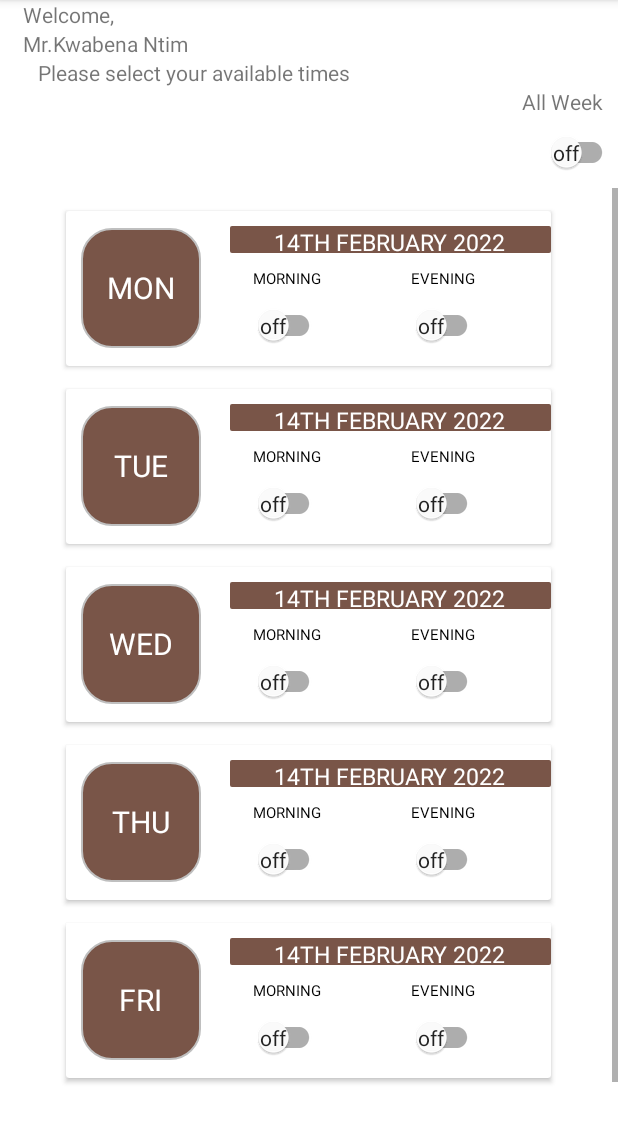
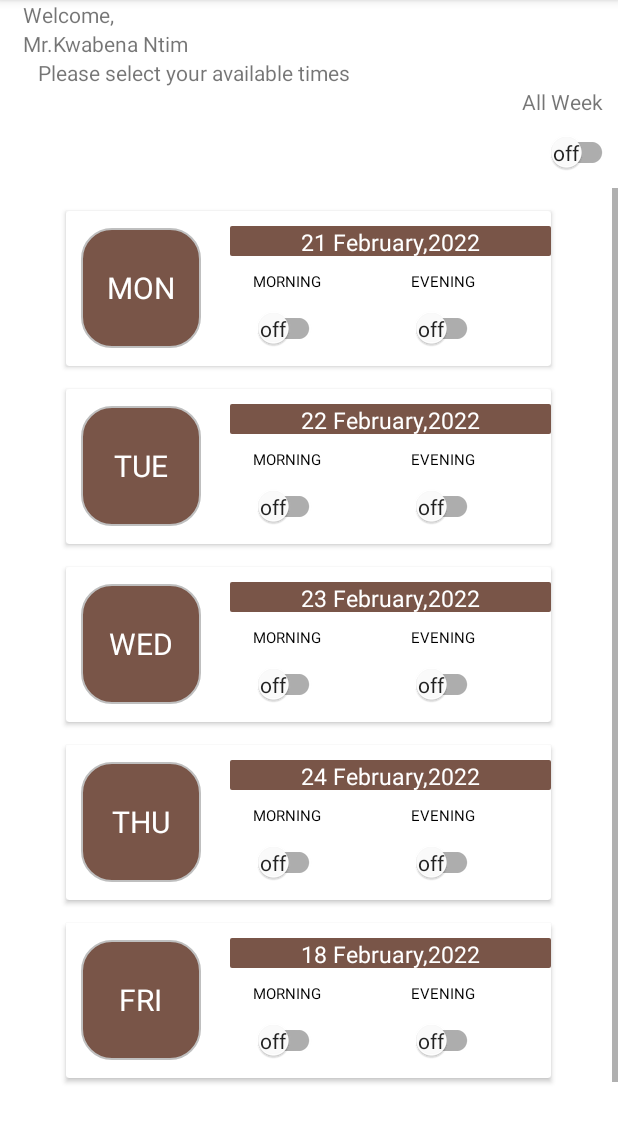
Before and after one commit to Studiosnlabs/cocobodbusapp, an Android app: the Driver_schedule screen opened directly, with no data from a screen before it, on a phone screen of 412 x 824 dp, the part 84-1227 px from its top. Run offline under Robolectric (Android 15) with nearby library versions, the phone set to English and light mode, and no system bars; libraries missing offline, so code that uses them is left out: com.parse.

Commit message:
Completed date manipulation

```diff
--- a/app/src/main/java/com/example/cocobodbusapp/Driver_schedule.java
+++ b/app/src/main/java/com/example/cocobodbusapp/Driver_schedule.java
@@ -5,6 +5,8 @@ import androidx.appcompat.app.AppCompatActivity;
 import android.os.Bundle;
 import android.util.Log;
 import android.widget.CompoundButton;
+import android.widget.EditText;
+import android.widget.TextView;
 import android.widget.Toast;
 
 import com.google.android.material.switchmaterial.SwitchMaterial;
@@ -34,7 +36,13 @@ public class Driver_schedule extends AppCompatActivity {
     SwitchMaterial fridayMorning;
     SwitchMaterial fridayEvening;
 
-    public void mondayDate(){
+    TextView mondayDate;
+    TextView tuesdayDate;
+    TextView wednesdayDate;
+    TextView thursdayDate;
+    TextView fridayDate;
+
+    public void mondayDate(TextView mondayDateLabel){
 
         Calendar calendar=Calendar.getInstance();
 
@@ -61,6 +69,7 @@ public class Driver_schedule extends AppCompatActivity {
                 Date date1=calendar.getTime();
                 String dateSunday=simpleDateFormat.format(date1);
                 Log.d(TAG, "mondayDate: "+dateSunday);
+                mondayDateLabel.setText(dateSunday);
 
                 break;
 
@@ -69,6 +78,7 @@ public class Driver_schedule extends AppCompatActivity {
                 Date date2=calendar.getTime();
                 String dateTuesday=simpleDateFormat.format(date2);
                 Log.d(TAG, "mondayDate: "+dateTuesday);
+                mondayDateLabel.setText(dateTuesday);
 
                 break;
 
@@ -77,6 +87,7 @@ public class Driver_schedule extends AppCompatActivity {
                 Date date3=calendar.getTime();
                 String dateWednesday=simpleDateFormat.format(date3);
                 Log.d(TAG, "mondayDate: "+dateWednesday);
+                mondayDateLabel.setText(dateWednesday);
 
                 break;
 
@@ -85,6 +96,7 @@ public class Driver_schedule extends AppCompatActivity {
                 Date date4=calendar.getTime();
                 String dateThursday=simpleDateFormat.format(date4);
                 Log.d(TAG, "mondayDate: "+dateThursday);
+                mondayDateLabel.setText(dateThursday);
 
                 break;
 
@@ -93,6 +105,7 @@ public class Driver_schedule extends AppCompatActivity {
                 Date date5=calendar.getTime();
                 String dateFriday=simpleDateFormat.format(date5);
                 Log.d(TAG, "mondayDate: "+dateFriday);
+                mondayDateLabel.setText(dateFriday);
 
                 break;
 
@@ -101,6 +114,193 @@ public class Driver_schedule extends AppCompatActivity {
                 Date date6=calendar.getTime();
                 String dateSaturday=simpleDateFormat.format(date6);
                 Log.d(TAG, "mondayDate: "+dateSaturday);
+                mondayDateLabel.setText(dateSaturday);
+
+                break;
+
+            case Calendar.MONDAY:
+                Date date7=calendar.getTime();
+                String today5=simpleDateFormat.format(date7);
+                Log.d(TAG, "mondayDate: "+today5);
+                mondayDateLabel.setText(today5);
+
+                break;
+
+
+        }
+
+    }
+
+    public void tuesdayDate(TextView mondayDateLabel){
+
+        Calendar calendar=Calendar.getInstance();
+
+        Date now =new Date();
+        calendar.setTime(now);
+
+
+        int day=calendar.get(Calendar.DAY_OF_MONTH);
+        int dayNum=calendar.get(Calendar.DAY_OF_WEEK);
+
+
+        //int day=calendar.getFirstDayOfWeek();
+
+        String Monday= Integer.toString(day);
+        Log.d(TAG, "mondayDate: "+Monday);
+        Log.d(TAG, "mondayNum: "+dayNum);
+        SimpleDateFormat simpleDateFormat= new SimpleDateFormat("dd MMMM,yyyy");
+
+        switch(dayNum){
+
+
+            case Calendar.SUNDAY:
+                calendar.add(Calendar.DATE,2);
+                Date date1=calendar.getTime();
+                String dateSunday=simpleDateFormat.format(date1);
+                Log.d(TAG, "mondayDate: "+dateSunday);
+                mondayDateLabel.setText(dateSunday);
+
+                break;
+
+            case Calendar.MONDAY:
+                calendar.add(Calendar.DATE,1);
+                Date date2=calendar.getTime();
+                String dateTuesday=simpleDateFormat.format(date2);
+                Log.d(TAG, "mondayDate: "+dateTuesday);
+                mondayDateLabel.setText(dateTuesday);
+
+                break;
+
+            case Calendar.WEDNESDAY:
+                calendar.add(Calendar.DATE,6);
+                Date date3=calendar.getTime();
+                String dateWednesday=simpleDateFormat.format(date3);
+                Log.d(TAG, "mondayDate: "+dateWednesday);
+                mondayDateLabel.setText(dateWednesday);
+
+                break;
+
+            case Calendar.THURSDAY:
+                calendar.add(Calendar.DATE,5);
+                Date date4=calendar.getTime();
+                String dateThursday=simpleDateFormat.format(date4);
+                Log.d(TAG, "mondayDate: "+dateThursday);
+                mondayDateLabel.setText(dateThursday);
+
+                break;
+
+            case Calendar.FRIDAY:
+                calendar.add(Calendar.DATE,4);
+                Date date5=calendar.getTime();
+                String dateFriday=simpleDateFormat.format(date5);
+                Log.d(TAG, "mondayDate: "+dateFriday);
+                mondayDateLabel.setText(dateFriday);
+
+                break;
+
+            case Calendar.SATURDAY:
+                calendar.add(Calendar.DATE,3);
+                Date date6=calendar.getTime();
+                String dateSaturday=simpleDateFormat.format(date6);
+                Log.d(TAG, "mondayDate: "+dateSaturday);
+                mondayDateLabel.setText(dateSaturday);
+
+                break;
+
+            case Calendar.TUESDAY:
+                Date date7=calendar.getTime();
+                String today5=simpleDateFormat.format(date7);
+                Log.d(TAG, "mondayDate: "+today5);
+                mondayDateLabel.setText(today5);
+
+                break;
+
+
+        }
+
+    }
+
+    public void wednesdayDate(TextView mondayDateLabel){
+
+        Calendar calendar=Calendar.getInstance();
+
+        Date now =new Date();
+        calendar.setTime(now);
+
+
+        int day=calendar.get(Calendar.DAY_OF_MONTH);
+        int dayNum=calendar.get(Calendar.DAY_OF_WEEK);
+
+
+        //int day=calendar.getFirstDayOfWeek();
+
+        String Monday= Integer.toString(day);
+        Log.d(TAG, "mondayDate: "+Monday);
+        Log.d(TAG, "mondayNum: "+dayNum);
+        SimpleDateFormat simpleDateFormat= new SimpleDateFormat("dd MMMM,yyyy");
+
+        switch(dayNum){
+
+
+            case Calendar.SUNDAY:
+                calendar.add(Calendar.DATE,3);
+                Date date1=calendar.getTime();
+                String dateSunday=simpleDateFormat.format(date1);
+                Log.d(TAG, "mondayDate: "+dateSunday);
+                mondayDateLabel.setText(dateSunday);
+
+                break;
+
+            case Calendar.TUESDAY:
+                calendar.add(Calendar.DATE,1);
+                Date date2=calendar.getTime();
+                String dateTuesday=simpleDateFormat.format(date2);
+                Log.d(TAG, "mondayDate: "+dateTuesday);
+                mondayDateLabel.setText(dateTuesday);
+
+                break;
+
+            case Calendar.MONDAY:
+                calendar.add(Calendar.DATE,2);
+                Date date3=calendar.getTime();
+                String dateWednesday=simpleDateFormat.format(date3);
+                Log.d(TAG, "mondayDate: "+dateWednesday);
+                mondayDateLabel.setText(dateWednesday);
+
+                break;
+
+            case Calendar.THURSDAY:
+                calendar.add(Calendar.DATE,6);
+                Date date4=calendar.getTime();
+                String dateThursday=simpleDateFormat.format(date4);
+                Log.d(TAG, "mondayDate: "+dateThursday);
+                mondayDateLabel.setText(dateThursday);
+
+                break;
+
+            case Calendar.FRIDAY:
+                calendar.add(Calendar.DATE,5);
+                Date date5=calendar.getTime();
+                String dateFriday=simpleDateFormat.format(date5);
+                Log.d(TAG, "mondayDate: "+dateFriday);
+                mondayDateLabel.setText(dateFriday);
+
+                break;
+
+            case Calendar.SATURDAY:
+                calendar.add(Calendar.DATE,4);
+                Date date6=calendar.getTime();
+                String dateSaturday=simpleDateFormat.format(date6);
+                Log.d(TAG, "mondayDate: "+dateSaturday);
+                mondayDateLabel.setText(dateSaturday);
+
+                break;
+
+            case Calendar.WEDNESDAY:
+                Date date7=calendar.getTime();
+                String today5=simpleDateFormat.format(date7);
+                Log.d(TAG, "mondayDate: "+today5);
+                mondayDateLabel.setText(today5);
 
                 break;
 
@@ -110,12 +310,194 @@ public class Driver_schedule extends AppCompatActivity {
     }
 
 
+    public void thursdayDate(TextView mondayDateLabel){
+
+        Calendar calendar=Calendar.getInstance();
+
+        Date now =new Date();
+        calendar.setTime(now);
+
+
+        int day=calendar.get(Calendar.DAY_OF_MONTH);
+        int dayNum=calendar.get(Calendar.DAY_OF_WEEK);
+
+
+        //int day=calendar.getFirstDayOfWeek();
+
+        String Monday= Integer.toString(day);
+        Log.d(TAG, "mondayDate: "+Monday);
+        Log.d(TAG, "mondayNum: "+dayNum);
+        SimpleDateFormat simpleDateFormat= new SimpleDateFormat("dd MMMM,yyyy");
+
+        switch(dayNum){
+
+
+            case Calendar.SUNDAY:
+                calendar.add(Calendar.DATE,4);
+                Date date1=calendar.getTime();
+                String dateSunday=simpleDateFormat.format(date1);
+                Log.d(TAG, "mondayDate: "+dateSunday);
+                mondayDateLabel.setText(dateSunday);
+
+                break;
+
+            case Calendar.TUESDAY:
+                calendar.add(Calendar.DATE,2);
+                Date date2=calendar.getTime();
+                String dateTuesday=simpleDateFormat.format(date2);
+                Log.d(TAG, "mondayDate: "+dateTuesday);
+                mondayDateLabel.setText(dateTuesday);
+
+                break;
+
+            case Calendar.WEDNESDAY:
+                calendar.add(Calendar.DATE,1);
+                Date date3=calendar.getTime();
+                String dateWednesday=simpleDateFormat.format(date3);
+                Log.d(TAG, "mondayDate: "+dateWednesday);
+                mondayDateLabel.setText(dateWednesday);
+
+                break;
+
+            case Calendar.MONDAY:
+                calendar.add(Calendar.DATE,3);
+                Date date4=calendar.getTime();
+                String dateThursday=simpleDateFormat.format(date4);
+                Log.d(TAG, "mondayDate: "+dateThursday);
+                mondayDateLabel.setText(dateThursday);
+
+                break;
+
+            case Calendar.FRIDAY:
+                calendar.add(Calendar.DATE,6);
+                Date date5=calendar.getTime();
+                String dateFriday=simpleDateFormat.format(date5);
+                Log.d(TAG, "mondayDate: "+dateFriday);
+                mondayDateLabel.setText(dateFriday);
+
+                break;
+
+            case Calendar.SATURDAY:
+                calendar.add(Calendar.DATE,5);
+                Date date6=calendar.getTime();
+                String dateSaturday=simpleDateFormat.format(date6);
+                Log.d(TAG, "mondayDate: "+dateSaturday);
+                mondayDateLabel.setText(dateSaturday);
+
+                break;
+
+            case Calendar.THURSDAY:
+                Date date7=calendar.getTime();
+                String today5=simpleDateFormat.format(date7);
+                Log.d(TAG, "mondayDate: "+today5);
+                mondayDateLabel.setText(today5);
+
+                break;
+
+
+        }
+
+    }
+
+    public void fridayDate(TextView mondayDateLabel){
+
+        Calendar calendar=Calendar.getInstance();
+
+        Date now =new Date();
+        calendar.setTime(now);
+
+
+        int day=calendar.get(Calendar.DAY_OF_MONTH);
+        int dayNum=calendar.get(Calendar.DAY_OF_WEEK);
+
+
+        //int day=calendar.getFirstDayOfWeek();
+
+        String Monday= Integer.toString(day);
+        Log.d(TAG, "mondayDate: "+Monday);
+        Log.d(TAG, "mondayNum: "+dayNum);
+        SimpleDateFormat simpleDateFormat= new SimpleDateFormat("dd MMMM,yyyy");
+
+        switch(dayNum){
+
+
+            case Calendar.SUNDAY:
+                calendar.add(Calendar.DATE,5);
+                Date date1=calendar.getTime();
+                String dateSunday=simpleDateFormat.format(date1);
+                Log.d(TAG, "mondayDate: "+dateSunday);
+                mondayDateLabel.setText(dateSunday);
+
+                break;
+
+            case Calendar.TUESDAY:
+                calendar.add(Calendar.DATE,3);
+                Date date2=calendar.getTime();
+                String dateTuesday=simpleDateFormat.format(date2);
+                Log.d(TAG, "mondayDate: "+dateTuesday);
+                mondayDateLabel.setText(dateTuesday);
+
+                break;
+
+            case Calendar.WEDNESDAY:
+                calendar.add(Calendar.DATE,2);
+                Date date3=calendar.getTime();
+                String dateWednesday=simpleDateFormat.format(date3);
+                Log.d(TAG, "mondayDate: "+dateWednesday);
+                mondayDateLabel.setText(dateWednesday);
+
+                break;
+
+            case Calendar.THURSDAY:
+                calendar.add(Calendar.DATE,1);
+                Date date4=calendar.getTime();
+                String dateThursday=simpleDateFormat.format(date4);
+                Log.d(TAG, "mondayDate: "+dateThursday);
+                mondayDateLabel.setText(dateThursday);
+
+                break;
+
+            case Calendar.MONDAY:
+                calendar.add(Calendar.DATE,4);
+                Date date5=calendar.getTime();
+                String dateFriday=simpleDateFormat.format(date5);
+                Log.d(TAG, "mondayDate: "+dateFriday);
+                mondayDateLabel.setText(dateFriday);
+
+                break;
+
+            case Calendar.SATURDAY:
+                calendar.add(Calendar.DATE,6);
+                Date date6=calendar.getTime();
+                String dateSaturday=simpleDateFormat.format(date6);
+                Log.d(TAG, "mondayDate: "+dateSaturday);
+                mondayDateLabel.setText(dateSaturday);
+
+                break;
+
+            case Calendar.FRIDAY:
+                Date date7=calendar.getTime();
+                String today5=simpleDateFormat.format(date7);
+                Log.d(TAG, "mondayDate: "+today5);
+                mondayDateLabel.setText(today5);
+
+                break;
+
+        }
+
+    }
+
+
+
+
+
+
     @Override
     protected void onCreate(Bundle savedInstanceState) {
         super.onCreate(savedInstanceState);
         setContentView(R.layout.activity_driver_schedule);
 
-        mondayDate();
+
 
         mondayMorning=findViewById(R.id.mondayMorningSwitch);
         mondayEvening=findViewById(R.id.mondayEveningSwitch);
@@ -127,7 +509,17 @@ public class Driver_schedule extends AppCompatActivity {
         thursdayEvening=findViewById(R.id.thursdayEveningSwitch);
         fridayMorning=findViewById(R.id.fridayMorningSwitch);
         fridayEvening=findViewById(R.id.fridayEveningSwitch);
+        mondayDate=findViewById(R.id.mondayDate);
+        tuesdayDate=findViewById(R.id.tuesdayDate);
+        wednesdayDate=findViewById(R.id.wednesdayDate);
+        thursdayDate=findViewById(R.id.thursdayDate);
+        fridayDate=findViewById(R.id.fridayDate);
 
+        mondayDate(mondayDate);
+        tuesdayDate(tuesdayDate);
+        wednesdayDate(wednesdayDate);
+        thursdayDate(thursdayDate);
+        fridayDate(fridayDate);
 
         mondayMorning.setOnCheckedChangeListener(new CompoundButton.OnCheckedChangeListener() {
             @Override
--- a/app/src/main/res/layout/activity_driver_schedule.xml
+++ b/app/src/main/res/layout/activity_driver_schedule.xml
@@ -107,7 +107,7 @@
                 <RelativeLayout
                     android:id="@+id/mondayDateContainer"
                     android:layout_width="214dp"
-                    android:layout_height="18dp"
+                    android:layout_height="20dp"
                     android:background="@drawable/datelabelbg"
                     android:layout_alignParentEnd="true"
                     android:layout_marginTop="10dp">
@@ -224,7 +224,7 @@
                         <RelativeLayout
                             android:id="@+id/tuesdayDateContainer"
                             android:layout_width="214dp"
-                            android:layout_height="18dp"
+                            android:layout_height="20dp"
                             android:background="@drawable/datelabelbg"
                             android:layout_alignParentEnd="true"
                             android:layout_marginTop="10dp">
@@ -233,10 +233,10 @@
                                 android:id="@+id/tuesdayDate"
                                 android:layout_width="wrap_content"
                                 android:layout_height="wrap_content"
+                                android:layout_centerHorizontal="true"
                                 android:text="14TH FEBRUARY 2022"
-                                android:layout_centerHorizontal="true"
-                                android:textSize="15sp"
-                                android:textColor="@color/white" />
+                                android:textColor="@color/white"
+                                android:textSize="15sp" />
 
                         </RelativeLayout>
 
@@ -342,7 +342,7 @@
                         <RelativeLayout
                             android:id="@+id/wednesdayDateContainer"
                             android:layout_width="214dp"
-                            android:layout_height="18dp"
+                            android:layout_height="20dp"
                             android:background="@drawable/datelabelbg"
                             android:layout_alignParentEnd="true"
                             android:layout_marginTop="10dp">
@@ -351,10 +351,10 @@
                                 android:id="@+id/wednesdayDate"
                                 android:layout_width="wrap_content"
                                 android:layout_height="wrap_content"
+                                android:layout_centerHorizontal="true"
                                 android:text="14TH FEBRUARY 2022"
-                                android:layout_centerHorizontal="true"
-                                android:textSize="15sp"
-                                android:textColor="@color/white" />
+                                android:textColor="@color/white"
+                                android:textSize="15sp" />
 
                         </RelativeLayout>
 
@@ -461,7 +461,7 @@
                         <RelativeLayout
                             android:id="@+id/thursdayDateContainer"
                             android:layout_width="214dp"
-                            android:layout_height="18dp"
+                            android:layout_height="20dp"
                             android:background="@drawable/datelabelbg"
                             android:layout_alignParentEnd="true"
                             android:layout_marginTop="10dp">
@@ -470,10 +470,10 @@
                                 android:id="@+id/thursdayDate"
                                 android:layout_width="wrap_content"
                                 android:layout_height="wrap_content"
+                                android:layout_centerHorizontal="true"
                                 android:text="14TH FEBRUARY 2022"
-                                android:layout_centerHorizontal="true"
-                                android:textSize="15sp"
-                                android:textColor="@color/white" />
+                                android:textColor="@color/white"
+                                android:textSize="15sp" />
 
                         </RelativeLayout>
 
@@ -580,19 +580,19 @@
                         <RelativeLayout
                             android:id="@+id/fridayDateContainer"
                             android:layout_width="214dp"
-                            android:layout_height="18dp"
-                            android:background="@drawable/datelabelbg"
+                            android:layout_height="20dp"
                             android:layout_alignParentEnd="true"
-                            android:layout_marginTop="10dp">
+                            android:layout_marginTop="10dp"
+                            android:background="@drawable/datelabelbg">
 
                             <TextView
                                 android:id="@+id/fridayDate"
                                 android:layout_width="wrap_content"
                                 android:layout_height="wrap_content"
+                                android:layout_centerHorizontal="true"
                                 android:text="14TH FEBRUARY 2022"
-                                android:layout_centerHorizontal="true"
-                                android:textSize="15sp"
-                                android:textColor="@color/white" />
+                                android:textColor="@color/white"
+                                android:textSize="15sp" />
 
                         </RelativeLayout>
 
```
